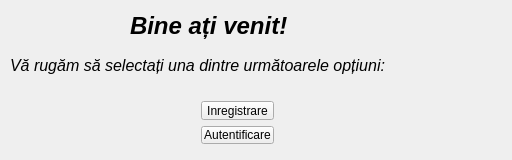
Qt form 3_Solution/CabMan/CabManClient/start.ui (CabauaFlorin/Proiect-POO-MusicApp) before a commit.
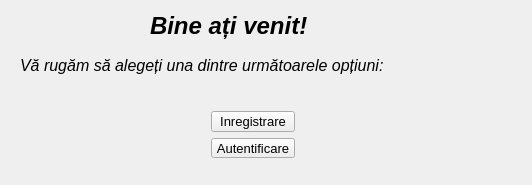
The same form after that commit. Icons and pictures are not drawn.

```diff
--- a/3_Solution/CabMan/CabManClient/start.ui
+++ b/3_Solution/CabMan/CabManClient/start.ui
@@ -6,8 +6,8 @@
    <rect>
     <x>0</x>
     <y>0</y>
-    <width>512</width>
-    <height>160</height>
+    <width>532</width>
+    <height>185</height>
    </rect>
   </property>
   <property name="windowTitle">
@@ -20,7 +20,7 @@
   <widget class="QLabel" name="label">
    <property name="geometry">
     <rect>
-     <x>130</x>
+     <x>150</x>
      <y>0</y>
      <width>231</width>
      <height>51</height>
@@ -41,7 +41,7 @@
   <widget class="QLabel" name="label_2">
    <property name="geometry">
     <rect>
-     <x>10</x>
+     <x>20</x>
      <y>50</y>
      <width>491</width>
      <height>31</height>
@@ -54,21 +54,26 @@
     </font>
    </property>
    <property name="text">
-    <string>Vă rugăm să selectați una dintre următoarele opțiuni:</string>
+    <string>Vă rugăm să alegeți una dintre următoarele opțiuni:</string>
    </property>
   </widget>
   <widget class="QWidget" name="layoutWidget">
    <property name="geometry">
     <rect>
-     <x>190</x>
-     <y>90</y>
-     <width>95</width>
-     <height>65</height>
+     <x>200</x>
+     <y>100</y>
+     <width>106</width>
+     <height>69</height>
     </rect>
    </property>
    <layout class="QVBoxLayout" name="verticalLayout">
     <item>
      <widget class="QPushButton" name="register_button">
+      <property name="font">
+       <font>
+        <pointsize>10</pointsize>
+       </font>
+      </property>
       <property name="text">
        <string>Inregistrare</string>
       </property>
@@ -76,6 +81,11 @@
     </item>
     <item>
      <widget class="QPushButton" name="log_in_button">
+      <property name="font">
+       <font>
+        <pointsize>10</pointsize>
+       </font>
+      </property>
       <property name="text">
        <string>Autentificare</string>
       </property>
```
